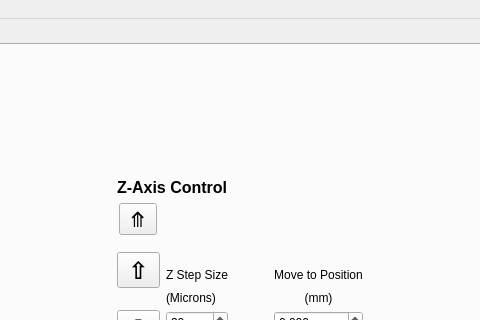
Above: src/ui/mainwindow.ui from BYUCreateResearchLab/CREATE_LAB_Binder_Jet_Printer before the change; both pictures show x 311 to 791 and y 0 to 320 of the 1178 by 691 pixel window. Below: the same form after it.
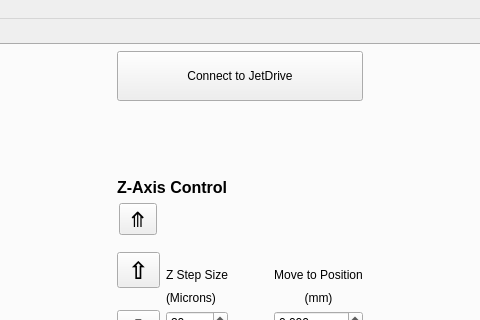
That is the form after the change.

Commit message: Reconnect JetDrive

```diff
--- a/src/ui/mainwindow.ui
+++ b/src/ui/mainwindow.ui
@@ -769,6 +769,15 @@
           </item>
          </layout>
         </item>
+        <item row="1" column="3">
+         <widget class="QPushButton" name="connectToJetDriveButton">
+          <property name="text">
+           <string>
+Connect to JetDrive
+</string>
+          </property>
+         </widget>
+        </item>
        </layout>
       </widget>
      </widget>
```
The commit also changes 5 other files.
